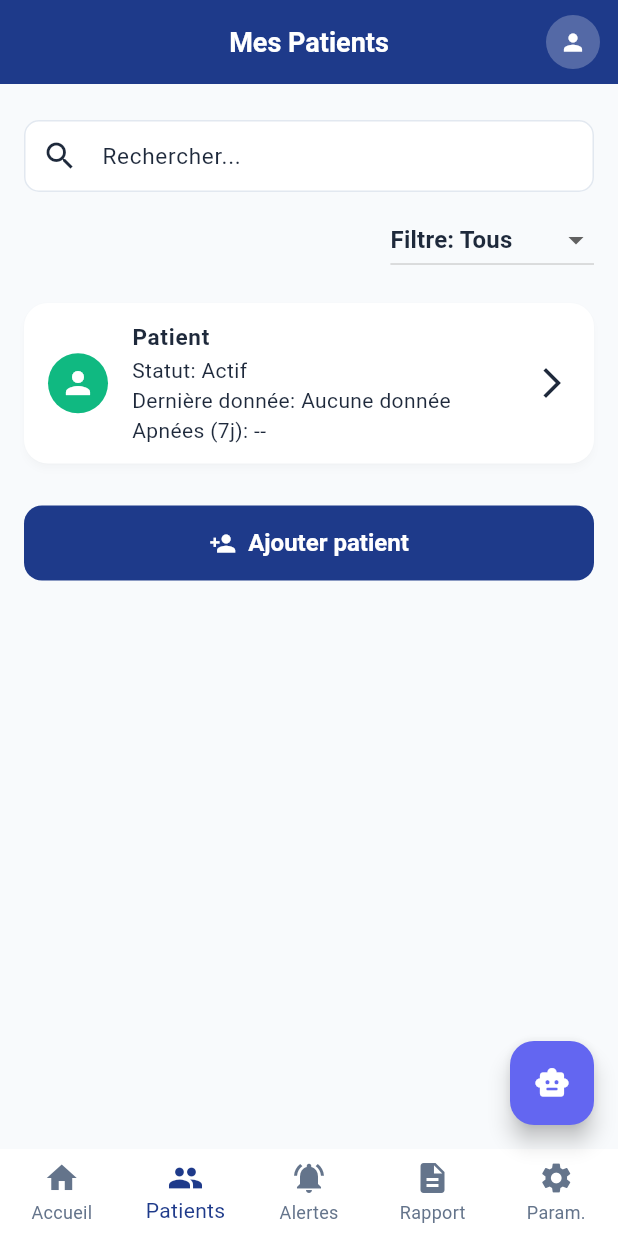
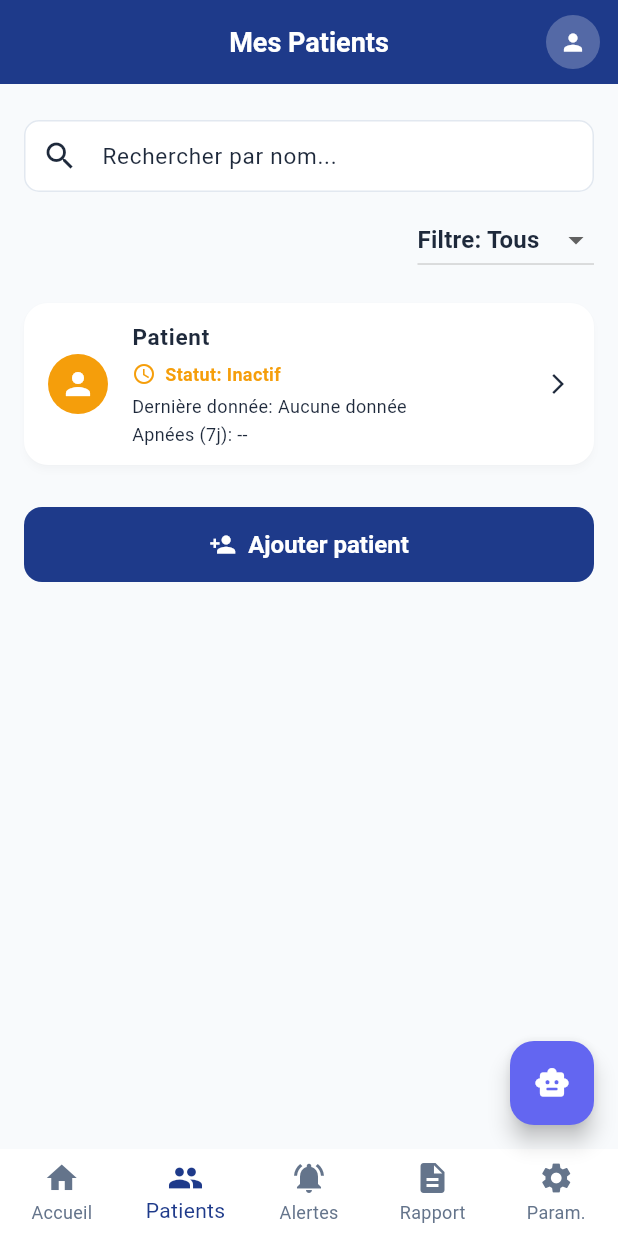
Before and after one commit to chahd-saida/PFE_apnea, a Flutter app: the DoctorPatientsListScreen screen opened by its route, on a phone screen of 412 x 824 dp. Run offline on Flutter 3.47's test engine with Material 3 defaults, Android fonts, the phone set to English and light mode, and no system bars; our stand-ins replace cloud_firestore, firebase_auth, firebase_core, go_router, google_fonts, logger and 4 more; accounts and stored records are empty.

Commit message:
Feature: Implement search and filtering in DoctorPatientsListScreen

```diff
--- a/lib/screens/doctor/doctor_patients_list_screen.dart
+++ b/lib/screens/doctor/doctor_patients_list_screen.dart
@@ -21,6 +21,72 @@ class DoctorPatientsListScreen extends StatefulWidget {
 }
 
 class _DoctorPatientsListScreenState extends State<DoctorPatientsListScreen> {
+  String _searchQuery = '';
+  String _selectedFilter = 'Tous';
+
+  /// Détermine le statut d'un patient basé sur la dernière mesure
+  String _getPatientStatus(DateTime? lastMeasurement) {
+    if (lastMeasurement == null) {
+      return 'Inactif';
+    }
+
+    final daysSinceLastMeasurement =
+        DateTime.now().difference(lastMeasurement).inDays;
+
+    if (daysSinceLastMeasurement <= 1) {
+      return 'Actif';
+    } else if (daysSinceLastMeasurement <= 7) {
+      return 'Actif';
+    } else {
+      return 'Inactif';
+    }
+  }
+
+  /// Filtre les patients selon la recherche et le filtre sélectionné
+  List<Map<String, dynamic>> _filterPatients(
+    List<Map<String, dynamic>> patients,
+    Map<String, DateTime?> patientLastMeasurements,
+  ) {
+    return patients.where((patient) {
+      final name = (patient['fullName'] as String?)?.toLowerCase() ?? '';
+      final patientUid = patient['uid'] as String? ?? '';
+
+      // Filtre par recherche (nom)
+      final matchesSearch =
+          _searchQuery.isEmpty || name.contains(_searchQuery.toLowerCase());
+
+      // Filtre par statut
+      final status = _getPatientStatus(patientLastMeasurements[patientUid]);
+      final matchesFilter =
+          _selectedFilter == 'Tous' || status == _selectedFilter;
+
+      return matchesSearch && matchesFilter;
+    }).toList();
+  }
+
+  /// Collecte les dernières mesures de tous les patients
+  Future<Map<String, DateTime?>> _getLastMeasurementsForPatients(
+    List<Map<String, dynamic>> patients,
+    MeasurementService measurementService,
+  ) async {
+    final measurements = <String, DateTime?>{};
+
+    for (final patient in patients) {
+      final patientUid = patient['uid'] as String? ?? '';
+      if (patientUid.isNotEmpty) {
+        try {
+          final lastMeasurement = await measurementService
+              .getPatientLastMeasurementTimestamp(patientUid);
+          measurements[patientUid] = lastMeasurement;
+        } catch (e) {
+          measurements[patientUid] = null;
+        }
+      }
+    }
+
+    return measurements;
+  }
+
   @override
   Widget build(BuildContext context) {
     final user = context.watch<AuthProvider>().user;
@@ -68,21 +134,40 @@ class _DoctorPatientsListScreenState extends State<DoctorPatientsListScreen> {
             Padding(
               padding: const EdgeInsets.symmetric(vertical: 8.0),
               child: TextField(
+                onChanged: (value) {
+                  setState(() {
+                    _searchQuery = value;
+                  });
+                },
                 decoration: InputDecoration(
-                  labelText: 'Rechercher...',
+                  labelText: 'Rechercher par nom...',
                   prefixIcon: const Icon(Icons.search),
                   border: OutlineInputBorder(
                     borderRadius: BorderRadius.circular(8.0),
                   ),
+                  suffixIcon: _searchQuery.isNotEmpty
+                      ? IconButton(
+                          icon: const Icon(Icons.clear),
+                          onPressed: () {
+                            setState(() {
+                              _searchQuery = '';
+                            });
+                          },
+                        )
+                      : null,
                 ),
               ),
             ),
             Align(
               alignment: Alignment.centerRight,
               child: DropdownButton<String>(
-                value: 'Tous',
-                onChanged: (String? newValue) {},
-                items: <String>['Tous', 'Actifs', 'En alerte', 'Inactifs']
+                value: _selectedFilter,
+                onChanged: (String? newValue) {
+                  setState(() {
+                    _selectedFilter = newValue ?? 'Tous';
+                  });
+                },
+                items: <String>['Tous', 'Actif', 'Inactif']
                     .map<DropdownMenuItem<String>>((String value) {
                       return DropdownMenuItem<String>(
                         value: value,
@@ -112,42 +197,72 @@ class _DoctorPatientsListScreenState extends State<DoctorPatientsListScreen> {
                   );
                 }
 
-                final patients = snapshot.data ?? <Map<String, dynamic>>[];
-                if (patients.isEmpty) {
+                final allPatients = snapshot.data ?? <Map<String, dynamic>>[];
+                if (allPatients.isEmpty) {
                   return const Padding(
                     padding: EdgeInsets.all(16.0),
                     child: Text('Aucun patient assigné pour le moment.'),
                   );
                 }
 
+                // Charger les dernières mesures pour tous les patients
+                return FutureBuilder<Map<String, DateTime?>>(
+                  future: _getLastMeasurementsForPatients(
+                    allPatients,
+                    measurementService,
+                  ),
+                  builder: (context, measurementsSnapshot) {
+                    if (!measurementsSnapshot.hasData) {
+                      return const Padding(
+                        padding: EdgeInsets.all(16.0),
+                        child: CircularProgressIndicator(),
+                      );
+                    }
+
+                    final patientMeasurements = measurementsSnapshot.data ?? {};
+                    final filteredPatients =
+                        _filterPatients(allPatients, patientMeasurements);
+
+                    if (filteredPatients.isEmpty) {
+                      return Padding(
+                        padding: const EdgeInsets.all(16.0),
+                        child: Text(
+                          _searchQuery.isEmpty
+                              ? 'Aucun patient avec le statut "$_selectedFilter".'
+                              : 'Aucun patient trouvé pour "$_searchQuery".',
+                          style: const TextStyle(
+                            color: Colors.grey,
+                            fontSize: 14,
+                          ),
+                        ),
+                      );
+                    }
+
                     return Column(
-                  children: patients.map((patient) {
+                      children: filteredPatients.map((patient) {
                         final patientUid = patient['uid'] as String? ?? '';
                         final fullName =
                             (patient['fullName'] as String?)?.trim().isNotEmpty ==
                                 true
                             ? patient['fullName'] as String
                             : 'Patient';
+                        final lastMeasurement = patientMeasurements[patientUid];
+                        final status = _getPatientStatus(lastMeasurement);
+                        final lastDateLabel = lastMeasurement == null
+                            ? 'Aucune donnée'
+                            : '${lastMeasurement.day.toString().padLeft(2, '0')}/${lastMeasurement.month.toString().padLeft(2, '0')}';
 
-                    return FutureBuilder<DateTime?>(
-                      future: measurementService
-                          .getPatientLastMeasurementTimestamp(patientUid),
-                      builder: (context, lastMeasurementSnapshot) {
-                        final lastDate = lastMeasurementSnapshot.data;
-                        final lastDateLabel = lastDate == null
-                            ? 'Aucune donnée'
-                            : '${lastDate.day.toString().padLeft(2, '0')}/${lastDate.month.toString().padLeft(2, '0')}';
                         return _buildPatientEntry(
                           context,
                           patientId: patientUid,
                           name: fullName,
-                          status: 'Actif',
+                          status: status,
                           lastData: lastDateLabel,
                           apneas: '--',
                         );
+                      }).toList(),
+                    );
                   },
-                    );
-                  }).toList(),
                 );
               },
             ),
@@ -183,24 +298,59 @@ class _DoctorPatientsListScreenState extends State<DoctorPatientsListScreen> {
     required String lastData,
     required String apneas,
   }) {
+    // Déterminer la couleur et l'icône basées sur le statut
+    Color statusColor = AppColors.success;
+    IconData statusIcon = Icons.check_circle;
+
+    switch (status) {
+      case 'Actif':
+        statusColor = AppColors.success;
+        statusIcon = Icons.check_circle;
+        break;
+      case 'Inactif':
+        statusColor = AppColors.warning;
+        statusIcon = Icons.schedule;
+        break;
+      case 'En alerte':
+        statusColor = AppColors.error;
+        statusIcon = Icons.warning_amber_rounded;
+        break;
+    }
+
     return Card(
       margin: const EdgeInsets.symmetric(vertical: 8.0),
       elevation: 2,
       child: ListTile(
-        leading: const CircleAvatar(
-          backgroundColor: AppColors.success,
+        leading: CircleAvatar(
+          backgroundColor: statusColor,
           child: Icon(Icons.person, color: Colors.white),
         ),
         title: Text(name, style: const TextStyle(fontWeight: FontWeight.bold)),
         subtitle: Column(
           crossAxisAlignment: CrossAxisAlignment.start,
           children: [
-            Text('Statut: $status'),
-            Text('Dernière donnée: $lastData'),
-            Text('Apnées (7j): $apneas'),
+            const SizedBox(height: 4),
+            Row(
+              children: [
+                Icon(statusIcon, size: 16, color: statusColor),
+                const SizedBox(width: 6),
+                Text(
+                  'Statut: $status',
+                  style: TextStyle(
+                    color: statusColor,
+                    fontWeight: FontWeight.w600,
+                    fontSize: 12,
+                  ),
+                ),
               ],
             ),
-        trailing: const Icon(Icons.arrow_forward_ios),
+            const SizedBox(height: 4),
+            Text('Dernière donnée: $lastData', style: const TextStyle(fontSize: 12)),
+            const SizedBox(height: 2),
+            Text('Apnées (7j): $apneas', style: const TextStyle(fontSize: 12)),
+          ],
+        ),
+        trailing: const Icon(Icons.arrow_forward_ios, size: 16),
         onTap: () {
           final encodedPatientId = Uri.encodeComponent(patientId);
           context.push(RouteNames.doctorPatientProfile(encodedPatientId));
```
Lines whose indentation alone changed are shown as unchanged.
